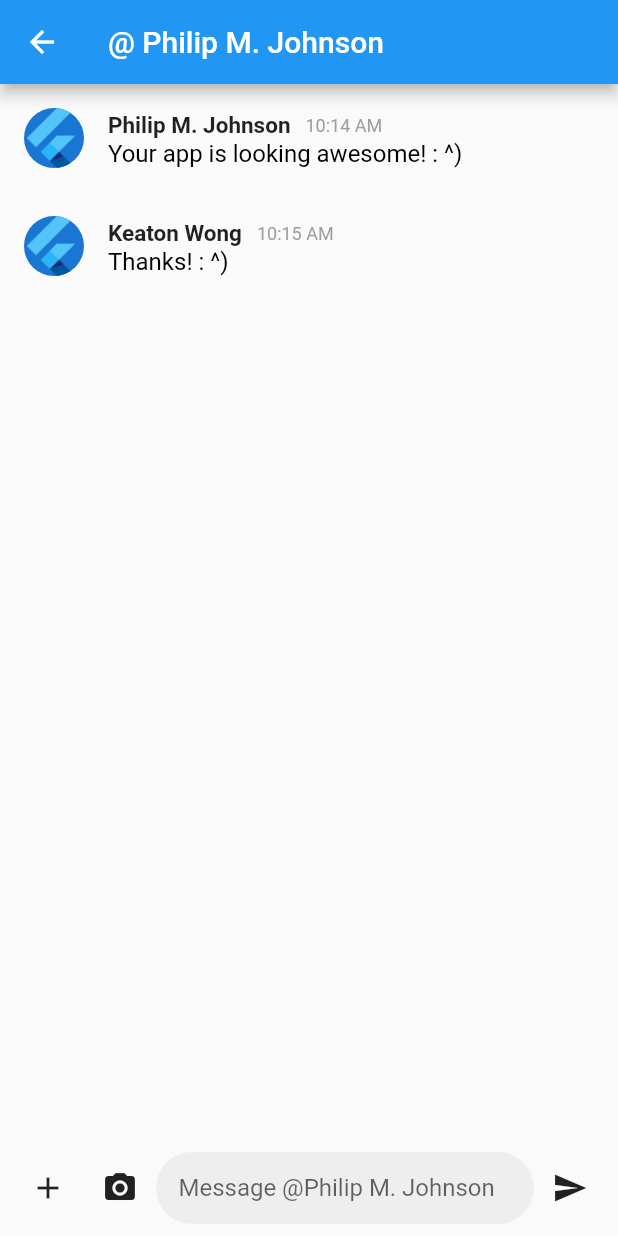
After one commit to PetBite/app, a Flutter app: the DirectMessageList screen opened directly, after a tap on "Wenhao Qiu", on a phone screen of 412 x 824 dp. The commit adds this screen. Run offline on Flutter 3.47's test engine with Material 2 defaults, Android fonts, the phone set to English and light mode, and no system bars; generated files the repository leaves out were written again.

Commit message:
DM page completed

```diff
--- /dev/null
+++ b/lib/pages/direct_messages/direct_message.dart
@@ -0,0 +1,98 @@
+import 'package:flutter/material.dart';
+
+class DirectMessage extends StatefulWidget {
+  const DirectMessage({super.key});
+
+  @override
+  State<DirectMessage> createState() => _DirectMessageState();
+}
+
+class _DirectMessageState extends State<DirectMessage> {
+  @override
+  Widget build(BuildContext context) {
+    return Scaffold(
+      appBar: AppBar(
+          centerTitle: true,
+          title: const Row(children: [Text("@ Philip M. Johnson")])),
+      body: SafeArea(
+          child: ListView(
+        children: const [
+          ListTile(
+            leading: CircleAvatar(
+              foregroundImage: AssetImage('assets/images/flutter_logo.png'),
+            ),
+            title: Row(
+              children: [
+                Text("Philip M. Johnson",
+                    style:
+                        TextStyle(fontSize: 15, fontWeight: FontWeight.bold)),
+                SizedBox(width: 10),
+                Text("10:14 AM",
+                    style: TextStyle(fontSize: 12, color: Colors.grey))
+              ],
+            ),
+            subtitle: Text("Your app is looking awesome! : ^)",
+                style: TextStyle(
+                  fontSize: 16,
+                  color: Colors.black,
+                )),
+          ),
+          ListTile(
+            leading: CircleAvatar(
+              foregroundImage: AssetImage('assets/images/flutter_logo.png'),
+            ),
+            title: Row(
+              children: [
+                Text("Keaton Wong",
+                    style:
+                        TextStyle(fontSize: 15, fontWeight: FontWeight.bold)),
+                SizedBox(width: 10),
+                Text("10:15 AM",
+                    style: TextStyle(fontSize: 12, color: Colors.grey))
+              ],
+            ),
+            subtitle: Text("Thanks! : ^)",
+                style: TextStyle(
+                  fontSize: 16,
+                  color: Colors.black,
+                )),
+          ),
+        ],
+      )),
+      bottomSheet: Padding(
+        padding: const EdgeInsets.all(8.0),
+        child: Row(
+          children: <Widget>[
+            IconButton(
+              icon: const Icon(Icons.add),
+              onPressed: () {},
+            ),
+            IconButton(
+              icon: const Icon(Icons.camera_alt),
+              onPressed: () {},
+            ),
+            Expanded(
+              child: TextField(
+                decoration: InputDecoration(
+                  hintText: "Message @Philip M. Johnson",
+                  border: OutlineInputBorder(
+                    borderRadius: BorderRadius.circular(30.0),
+                    borderSide: BorderSide.none,
+                  ),
+                  filled: true,
+                  contentPadding: const EdgeInsets.symmetric(
+                      horizontal: 15.0, vertical: 10.0),
+                  fillColor: Colors.grey[200],
+                ),
+              ),
+            ),
+            IconButton(
+              icon: const Icon(Icons.send),
+              onPressed: () {},
+            ),
+          ],
+        ),
+      ),
+    );
+  }
+}
--- /dev/null
+++ b/lib/pages/direct_messages/direct_message_list.dart
@@ -0,0 +1,59 @@
+import 'package:app/pages/direct_messages/direct_message.dart';
+import 'package:flutter/material.dart';
+
+/// Displays detailed information about a SampleItem.
+class DirectMessageList extends StatelessWidget {
+  const DirectMessageList({super.key});
+
+  static const routeName = '/direct_messages';
+
+  @override
+  Widget build(BuildContext context) {
+    return Scaffold(
+      appBar: AppBar(
+        centerTitle: true,
+        title: const Text('Direct Messages'),
+      ),
+      body: Column(children: [
+        ListTile(
+          leading: const CircleAvatar(
+            foregroundImage: AssetImage('assets/images/flutter_logo.png'),
+          ),
+          title: const Text("Philip M. Johnson"),
+          subtitle: const Text("Your app is looking awesome! : ^)"),
+          trailing: const Text("10:14 AM"),
+          onTap: () {
+            Navigator.push(context,
+                MaterialPageRoute(builder: (context) => const DirectMessage()));
+          },
+        ),
+        ListTile(
+            leading: const CircleAvatar(
+              foregroundImage: AssetImage('assets/images/flutter_logo.png'),
+            ),
+            title: const Text("Wenhao Qiu"),
+            subtitle: const Text("nice"),
+            trailing: const Text("9:37 AM"),
+            onTap: () {
+              Navigator.push(
+                  context,
+                  MaterialPageRoute(
+                      builder: (context) => const DirectMessage()));
+            }),
+        ListTile(
+            leading: const CircleAvatar(
+              foregroundImage: AssetImage('assets/images/flutter_logo.png'),
+            ),
+            title: const Text("Braydon Nagasako"),
+            subtitle: const Text("thanks"),
+            trailing: const Text("8:42 AM"),
+            onTap: () {
+              Navigator.push(
+                  context,
+                  MaterialPageRoute(
+                      builder: (context) => const DirectMessage()));
+            })
+      ]),
+    );
+  }
+}
--- a/lib/pages/direct_messages/direct_messages.dart
+++ /dev/null
@@ -1,46 +0,0 @@
-import 'package:flutter/material.dart';
-
-/// Displays detailed information about a SampleItem.
-class DirectMessages extends StatelessWidget {
-  const DirectMessages({super.key});
-
-  static const routeName = '/direct_messages';
-
-  @override
-  Widget build(BuildContext context) {
-    return Scaffold(
-      appBar: AppBar(
-        centerTitle: true,
-        title: const Text('Direct Messages'),
-      ),
-      body: const Column(
-        children: [
-          ListTile(
-            leading: CircleAvatar(
-              foregroundImage: AssetImage('assets/images/flutter_logo.png'),
-            ),
-            title: Text("Philip M. Johnson"),
-            subtitle: Text("Your app is looking awesome! : ^)"),
-            trailing: Text("10:14 AM"),
-          ),
-          ListTile(
-            leading: CircleAvatar(
-              foregroundImage: AssetImage('assets/images/flutter_logo.png'),
-            ),
-            title: Text("Wenhao Qiu"),
-            subtitle: Text("nice"),
-            trailing: Text("9:37 AM"),
-          ),
-          ListTile(
-            leading: CircleAvatar(
-              foregroundImage: AssetImage('assets/images/flutter_logo.png'),
-            ),
-            title: Text("Braydon Nagasako"),
-            subtitle: Text("thanks"),
-            trailing: Text("8:42 AM"),
-          )
-        ]
-      ),
-    );
-  }
-}
--- a/lib/pages/home.dart
+++ b/lib/pages/home.dart
@@ -1,6 +1,6 @@
 import 'package:app/pages/activity_log/activity_log.dart';
 import 'package:app/pages/community_forum/forum_home.dart';
-import 'package:app/pages/direct_messages/direct_messages.dart';
+import 'package:app/pages/direct_messages/direct_message_list.dart';
 import 'package:app/pages/feeding_schedule/feeding_schedule.dart';
 import 'package:app/pages/pet_details/pet_details.dart';
 import 'package:app/pages/pet_food/pet_food.dart';
@@ -27,7 +27,7 @@ class _HomeState extends State<Home> {
     const PetFood(),
     const PetDetails(),
     const ForumHomePage(),
-    const DirectMessages(),
+    const DirectMessageList(),
     const Settings(),
   ];
 
```
